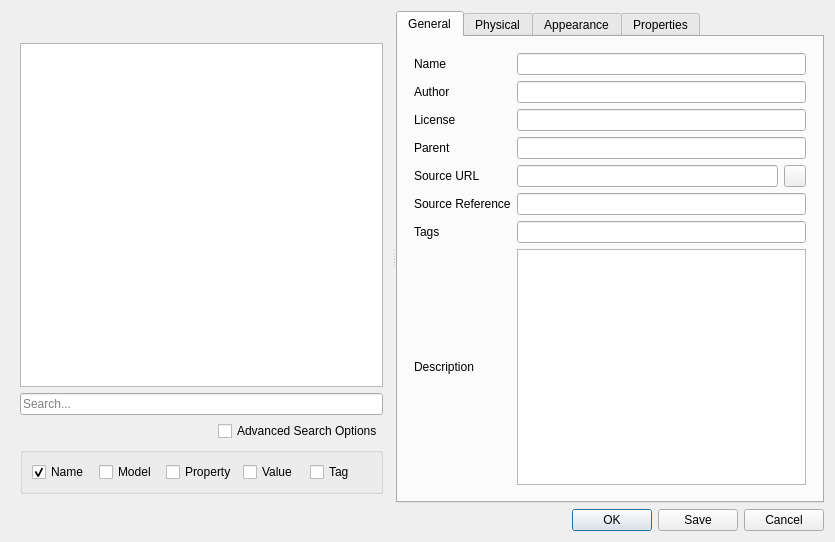
Qt form src/Mod/Material/Gui/MaterialsEditor.ui (davesrocketshop/FreeCAD) before a commit.
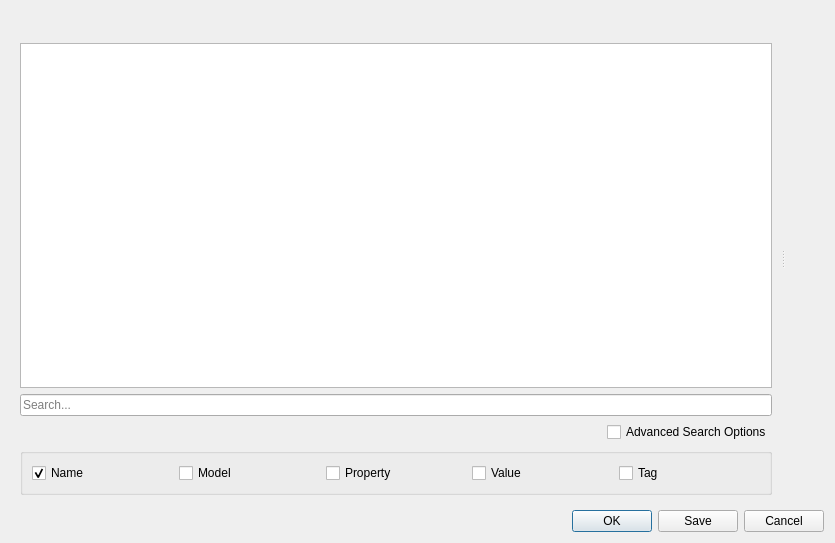
The same form after that commit.

Diff of the .ui file:
```diff
--- a/src/Mod/Material/Gui/MaterialsEditor.ui
+++ b/src/Mod/Material/Gui/MaterialsEditor.ui
@@ -7,7 +7,7 @@
     <x>0</x>
     <y>0</y>
     <width>835</width>
-    <height>542</height>
+    <height>543</height>
    </rect>
   </property>
   <property name="sizePolicy">
@@ -25,6 +25,12 @@
   <layout class="QVBoxLayout" name="verticalLayout">
    <item>
     <widget class="QSplitter" name="splitter">
+     <property name="frameShape">
+      <enum>QFrame::NoFrame</enum>
+     </property>
+     <property name="frameShadow">
+      <enum>QFrame::Plain</enum>
+     </property>
      <property name="orientation">
       <enum>Qt::Horizontal</enum>
      </property>
@@ -148,306 +154,18 @@
        </item>
       </layout>
      </widget>
-     <widget class="QTabWidget" name="tabWidget">
-      <property name="currentIndex">
-       <number>0</number>
+     <widget class="QFrame" name="frameProperties">
+      <property name="frameShape">
+       <enum>QFrame::NoFrame</enum>
       </property>
-      <widget class="QWidget" name="tabGeneral">
-       <property name="sizePolicy">
-        <sizepolicy hsizetype="Preferred" vsizetype="Preferred">
-         <horstretch>0</horstretch>
-         <verstretch>0</verstretch>
-        </sizepolicy>
-       </property>
-       <attribute name="title">
-        <string>General</string>
-       </attribute>
-       <layout class="QVBoxLayout" name="verticalLayout_3">
-        <item>
-         <layout class="QGridLayout" name="gridLayout">
-          <property name="sizeConstraint">
-           <enum>QLayout::SetMinAndMaxSize</enum>
-          </property>
-          <property name="leftMargin">
-           <number>7</number>
-          </property>
-          <property name="topMargin">
-           <number>7</number>
-          </property>
-          <property name="rightMargin">
-           <number>7</number>
-          </property>
-          <property name="bottomMargin">
-           <number>7</number>
-          </property>
-          <item row="3" column="0">
-           <widget class="QLabel" name="labelParent">
-            <property name="text">
-             <string>Parent</string>
-            </property>
-           </widget>
-          </item>
-          <item row="8" column="2">
-           <widget class="QTextEdit" name="editDescription"/>
-          </item>
-          <item row="6" column="0">
-           <widget class="QLabel" name="label">
-            <property name="text">
-             <string>Tags</string>
-            </property>
-           </widget>
-          </item>
-          <item row="4" column="0">
-           <widget class="QLabel" name="labelSourceURL">
-            <property name="text">
-             <string>Source URL</string>
-            </property>
-           </widget>
-          </item>
-          <item row="0" column="2">
-           <widget class="QLineEdit" name="editName"/>
-          </item>
-          <item row="8" column="0">
-           <widget class="QLabel" name="labelDescription">
-            <property name="text">
-             <string>Description</string>
-            </property>
-           </widget>
-          </item>
-          <item row="0" column="0">
-           <widget class="QLabel" name="labelName">
-            <property name="text">
-             <string>Name</string>
-            </property>
-           </widget>
-          </item>
-          <item row="6" column="2">
-           <widget class="QLineEdit" name="editTags"/>
-          </item>
-          <item row="4" column="2">
-           <layout class="QHBoxLayout" name="horizontalLayout_2">
-            <item>
-             <widget class="QLineEdit" name="editSourceURL"/>
-            </item>
-            <item>
-             <widget class="QPushButton" name="buttonURL">
-              <property name="maximumSize">
-               <size>
-                <width>22</width>
-                <height>22</height>
-               </size>
-              </property>
-              <property name="text">
-               <string/>
-              </property>
-             </widget>
-            </item>
-           </layout>
-          </item>
-          <item row="1" column="2">
-           <widget class="QLineEdit" name="editAuthor"/>
-          </item>
-          <item row="1" column="0">
-           <widget class="QLabel" name="labelAuthor">
-            <property name="text">
-             <string>Author</string>
-            </property>
-           </widget>
-          </item>
-          <item row="3" column="2">
-           <widget class="QLineEdit" name="editParent"/>
-          </item>
-          <item row="5" column="0">
-           <widget class="QLabel" name="labelSourceReference">
-            <property name="text">
-             <string>Source Reference</string>
-            </property>
-           </widget>
-          </item>
-          <item row="5" column="2">
-           <widget class="QLineEdit" name="editSourceReference"/>
-          </item>
-          <item row="2" column="2">
-           <widget class="QLineEdit" name="editLicense"/>
-          </item>
-          <item row="2" column="0">
-           <widget class="QLabel" name="labelLicense">
-            <property name="text">
-             <string>License</string>
-            </property>
-           </widget>
-          </item>
-         </layout>
-        </item>
-       </layout>
-      </widget>
-      <widget class="QWidget" name="tabPhysical">
-       <attribute name="title">
-        <string>Physical</string>
-       </attribute>
-       <layout class="QVBoxLayout" name="verticalLayout_43">
-        <item>
-         <layout class="QHBoxLayout" name="horizontalLayout_23">
-          <item>
-           <spacer name="horizontalSpacer">
-            <property name="orientation">
-             <enum>Qt::Horizontal</enum>
-            </property>
-            <property name="sizeHint" stdset="0">
-             <size>
-              <width>40</width>
-              <height>20</height>
-             </size>
-            </property>
-           </spacer>
-          </item>
-          <item>
-           <widget class="QPushButton" name="buttonPhysicalAdd">
-            <property name="toolTip">
-             <string>Add physical model</string>
-            </property>
-            <property name="text">
-             <string notr="true">+</string>
-            </property>
-           </widget>
-          </item>
-          <item>
-           <widget class="QPushButton" name="buttonPhysicalRemove">
-            <property name="toolTip">
-             <string>Delete physical model</string>
-            </property>
-            <property name="text">
-             <string notr="true">-</string>
-            </property>
-           </widget>
-          </item>
-         </layout>
-        </item>
-        <item>
-         <widget class="QTreeView" name="treePhysicalProperties"/>
-        </item>
-       </layout>
-      </widget>
-      <widget class="QWidget" name="tabAppearance">
-       <attribute name="title">
-        <string>Appearance</string>
-       </attribute>
-       <layout class="QVBoxLayout" name="verticalLayout_42">
-        <item>
-         <layout class="QHBoxLayout" name="layoutAppearance"/>
-        </item>
-        <item>
-         <layout class="QHBoxLayout" name="horizontalLayout">
-          <item>
-           <spacer name="horizontalSpacer_2">
-            <property name="orientation">
-             <enum>Qt::Horizontal</enum>
-            </property>
-            <property name="sizeHint" stdset="0">
-             <size>
-              <width>40</width>
-              <height>20</height>
-             </size>
-            </property>
-           </spacer>
-          </item>
-          <item>
-           <widget class="QPushButton" name="buttonAppearanceAdd">
-            <property name="toolTip">
-             <string>Add appearance model</string>
-            </property>
-            <property name="text">
-             <string notr="true">+</string>
-            </property>
-           </widget>
-          </item>
-          <item>
-           <widget class="QPushButton" name="buttonAppearanceRemove">
-            <property name="toolTip">
-             <string>Delete appearance model</string>
-            </property>
-            <property name="text">
-             <string notr="true">-</string>
-            </property>
-           </widget>
-          </item>
-         </layout>
-        </item>
-        <item>
-         <widget class="QTreeView" name="treeAppearance"/>
-        </item>
-       </layout>
-      </widget>
-      <widget class="QWidget" name="tabProperties">
-       <attribute name="title">
-        <string>Properties</string>
-       </attribute>
-       <layout class="QGridLayout" name="gridLayout_2">
-        <item row="3" column="0">
-         <widget class="QLabel" name="labelInterface">
-          <property name="text">
-           <string>Interface</string>
-          </property>
-         </widget>
-        </item>
-        <item row="2" column="2">
-         <widget class="QLineEdit" name="editType"/>
-        </item>
-        <item row="4" column="0">
-         <widget class="QLabel" name="labelPath">
-          <property name="text">
-           <string>Path</string>
-          </property>
-         </widget>
-        </item>
-        <item row="0" column="2">
-         <widget class="QLineEdit" name="editObjectName"/>
-        </item>
-        <item row="4" column="2">
-         <widget class="QLineEdit" name="editPath"/>
-        </item>
-        <item row="2" column="0">
-         <widget class="QLabel" name="labelType">
-          <property name="text">
-           <string>Type</string>
-          </property>
-         </widget>
-        </item>
-        <item row="0" column="0">
-         <widget class="QLabel" name="labelObjectName">
-          <property name="text">
-           <string>Name</string>
-          </property>
-         </widget>
-        </item>
-        <item row="6" column="0">
-         <spacer name="verticalSpacer">
-          <property name="orientation">
-           <enum>Qt::Vertical</enum>
-          </property>
-          <property name="sizeHint" stdset="0">
-           <size>
-            <width>20</width>
-            <height>40</height>
-           </size>
-          </property>
-         </spacer>
-        </item>
-        <item row="3" column="2">
-         <widget class="QLineEdit" name="editInterface"/>
-        </item>
-        <item row="1" column="0">
-         <widget class="QLabel" name="labelIcon">
-          <property name="text">
-           <string>Icon</string>
-          </property>
-         </widget>
-        </item>
-        <item row="1" column="2">
-         <widget class="QWidget" name="widgetIcon" native="true"/>
-        </item>
-       </layout>
-      </widget>
+      <property name="frameShadow">
+       <enum>QFrame::Plain</enum>
+      </property>
+      <layout class="QVBoxLayout" name="verticalLayout_2">
+       <item>
+        <widget class="QStackedWidget" name="stackedWidget"/>
+       </item>
+      </layout>
      </widget>
     </widget>
    </item>
```
Left out of the diff: 19 changed lines with no effect on the pictures.
